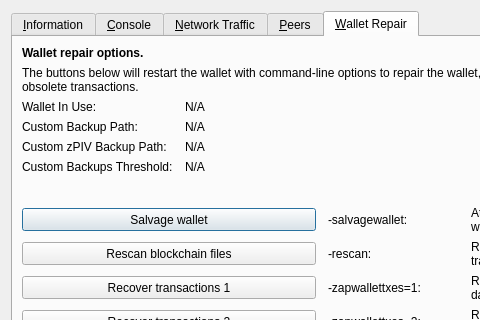
Above: src/qt/forms/rpcconsole.ui from magikawa-network/AnzuDark before the change; both pictures show x 0 to 480 and y 0 to 320 of the 769 by 485 pixel window. Below: the same form after it.
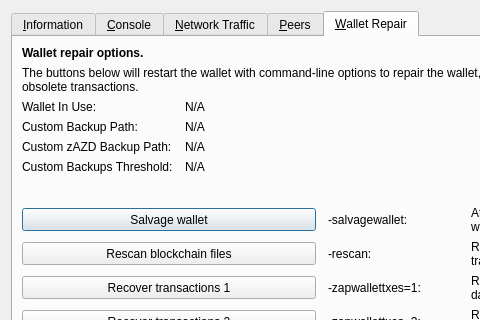
That is the form after the change. The open tabs and pages were chosen to show the change. Icons and pictures are not drawn. Custom widgets are drawn as their Qt base class.

```diff
--- a/src/qt/forms/rpcconsole.ui
+++ b/src/qt/forms/rpcconsole.ui
@@ -1328,7 +1328,7 @@
        <item row="4" column="0">
         <widget class="QLabel" name="wallet_customzpivbackuppath_label">
          <property name="text">
-          <string>Custom zPIV Backup Path:</string>
+          <string>Custom zAZD Backup Path:</string>
          </property>
          <property name="visible">
           <bool>false</bool>
```
Left out of the diff: 4 changed lines with no effect on the pictures.
